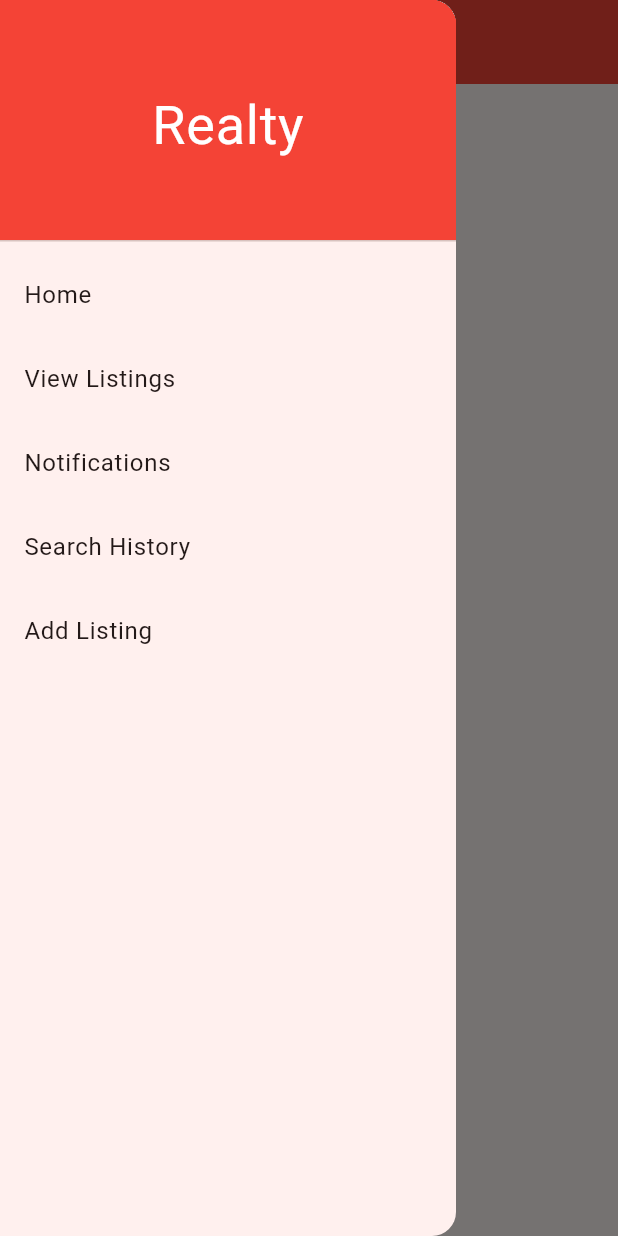
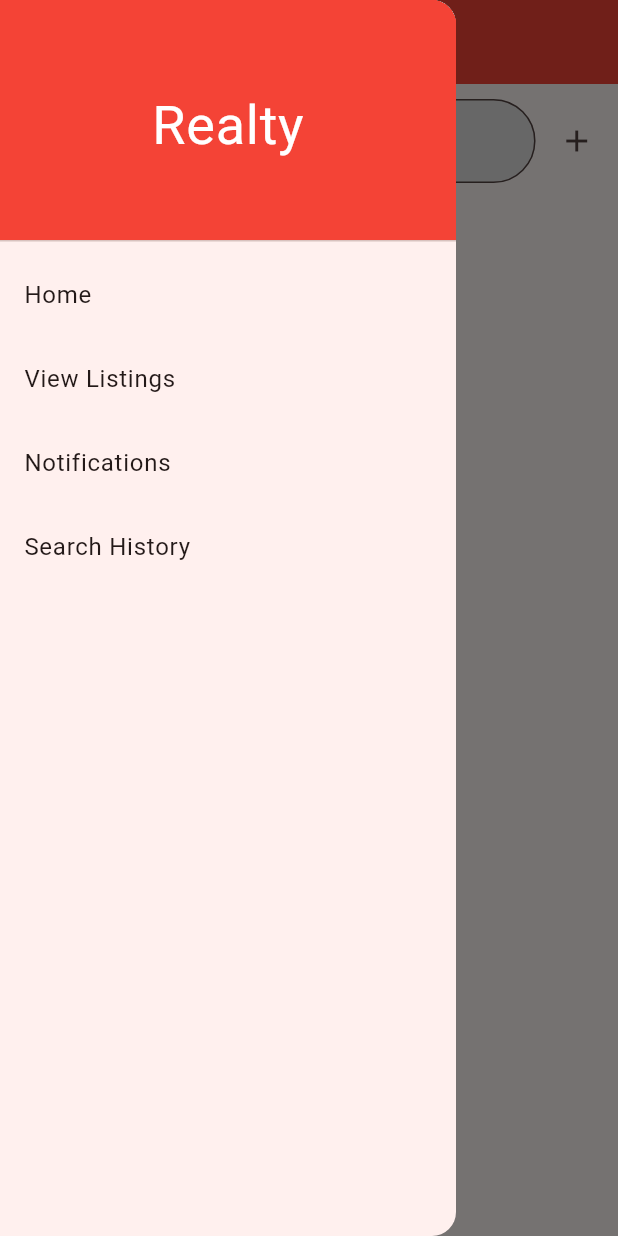
Before and after one commit to HatNJacket/realty_group_project, a Flutter app: the screen it shows after launch, with the side drawer open, on a phone screen of 412 x 824 dp. Run offline on Flutter 3.47's test engine with Material 3 defaults, Android fonts, the phone set to English and light mode, and no system bars; our stand-ins replace cloud_firestore, firebase_core, shared_preferences; accounts and stored records are empty.

Commit message:
Removing Add Listings from Drawer

```diff
--- a/lib/main.dart
+++ b/lib/main.dart
@@ -1,9 +1,8 @@
 
 import 'package:flutter/material.dart';
-import 'AppDrawer.dart';
+import 'package:realty_group_project/ListingsPage.dart';
 import 'package:firebase_core/firebase_core.dart';
 import 'firebase_options.dart';
-import 'package:cloud_firestore/cloud_firestore.dart';
 
 
 Future<void> main() async {
@@ -40,48 +39,9 @@
 }
 
 class _MyHomePageState extends State<MyHomePage> {
-  final FirebaseFirestore _firestore = FirebaseFirestore.instance;
 
   @override
   Widget build(BuildContext context) {
-    return Scaffold(
-      appBar: AppBar(
-        backgroundColor: Colors.red,
-        foregroundColor: Colors.white,
-        title: Text(widget.title),
-      ),
-      drawer: const AppDrawer(),
-      body: StreamBuilder(
-        stream: _firestore.collection('houses').snapshots(),
-        builder: (context, AsyncSnapshot<QuerySnapshot> snapshot) {
-          if (snapshot.connectionState == ConnectionState.waiting) {
-            return const Center(child: CircularProgressIndicator());
-          }
-          if (!snapshot.hasData || snapshot.data!.docs.isEmpty) {
-            return const Center(child: Text('No listings available.'));
-          }
-
-          // Extract the list of documents from Firestore
-          final documents = snapshot.data!.docs;
-
-          // Display the documents in a ListView
-          return ListView.builder(
-            itemCount: documents.length,
-            itemBuilder: (context, index) {
-              final data = documents[index].data() as Map<String, dynamic>;
-              return Card(
-                margin: const EdgeInsets.all(8.0),
-                child: ListTile(
-                  title: Text(data['address'] ?? 'No Address'),
-                  subtitle: Text(
-                      '${data['numBeds'] ?? '0'} beds, ${data['numBaths'] ?? '0'} baths'),
-                  trailing: Text('\$${data['price']?.toString() ?? '0'}'),
-                ),
-              );
-            },
-          );
-        },
-      ),
-    );
+    return const ListingsPage();
   }
 }
```
Also changed, not shown: lib/AppDrawer.dart (+0 -16 lines).
